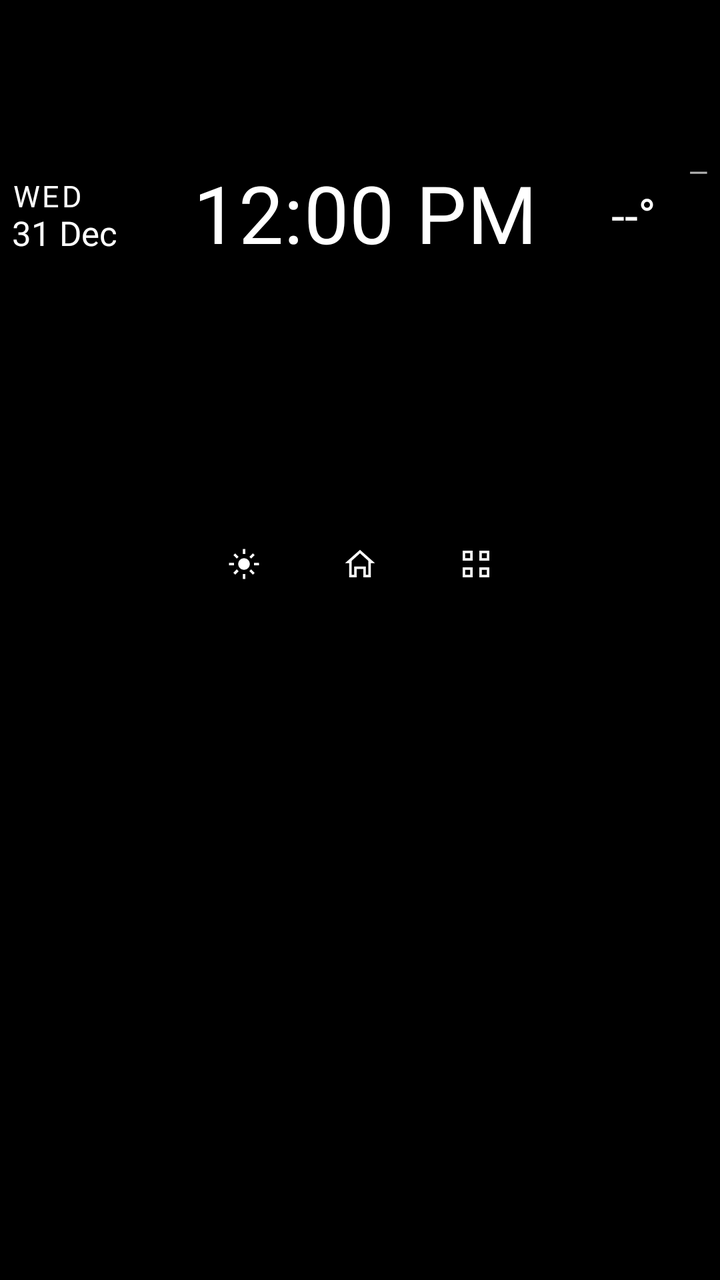
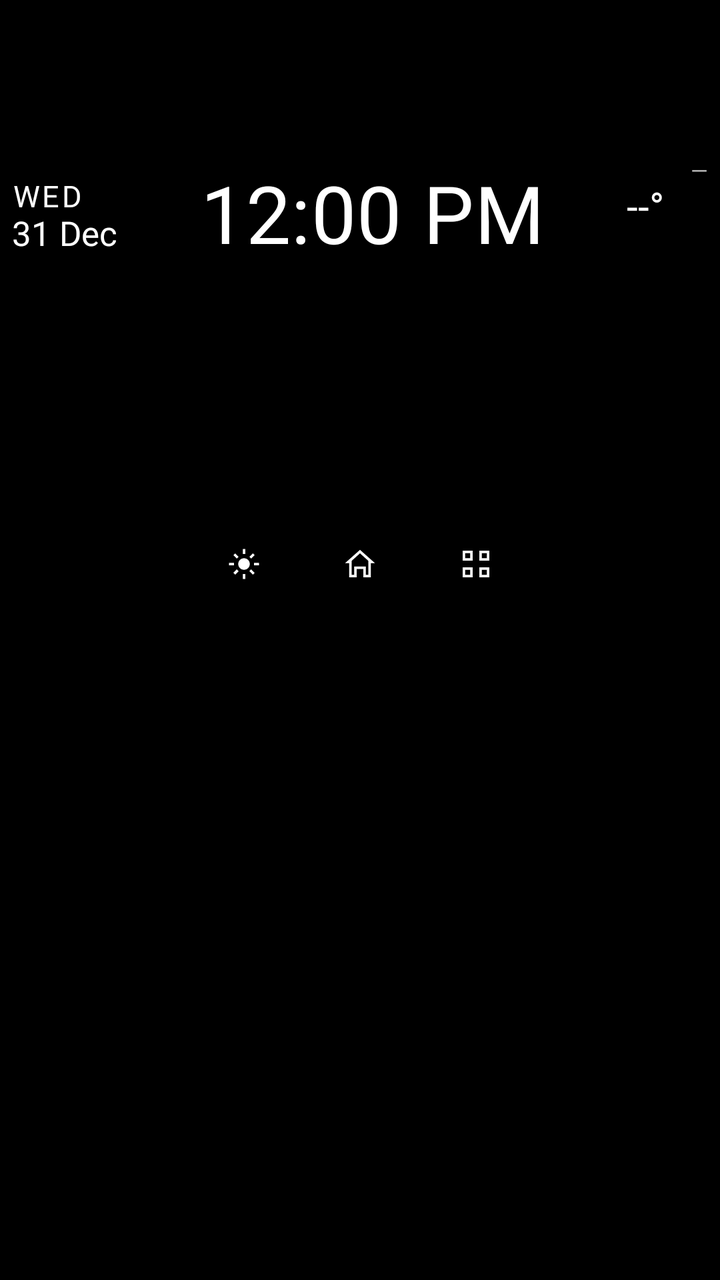

Compare the two renders of this Android layout. The source of the first and the diff that turns it into the second are given below.
<!-- AndroidManifest.xml: application theme Theme.Hud -->
<!-- res/layout/activity_main.xml -->
<?xml version="1.0" encoding="utf-8"?>
<FrameLayout xmlns:android="http://schemas.android.com/apk/res/android"
    xmlns:app="http://schemas.android.com/apk/res-auto"
    android:layout_width="match_parent"
    android:layout_height="match_parent"
    android:background="@color/hud_black"
    android:keepScreenOn="true">

    
    <androidx.constraintlayout.widget.ConstraintLayout
        android:id="@+id/band"
        android:layout_width="match_parent"
        android:layout_height="@dimen/band_height"
        android:layout_marginTop="@dimen/band_top"
        android:paddingStart="@dimen/band_side"
        android:paddingEnd="@dimen/band_side">

        
        <TextView android:id="@+id/date_day" style="@style/HudText.Display.DateDay"
            android:layout_width="wrap_content" android:layout_height="wrap_content"
            android:text="WED"
            app:layout_constraintStart_toStartOf="parent"
            app:layout_constraintTop_toTopOf="@id/clock"
            app:layout_constraintBottom_toTopOf="@id/date_num"
            app:layout_constraintVertical_chainStyle="packed" />
        <TextView android:id="@+id/date_num" style="@style/HudText.Display.DateNum"
            android:layout_width="wrap_content" android:layout_height="wrap_content"
            android:text="31 Dec"
            app:layout_constraintStart_toStartOf="parent"
            app:layout_constraintTop_toBottomOf="@id/date_day"
            app:layout_constraintBottom_toBottomOf="@id/clock" />

        
        <TextView android:id="@+id/clock" style="@style/HudText.Display.Clock"
            android:layout_width="wrap_content" android:layout_height="wrap_content"
            android:layout_marginTop="6dp"
            android:layout_marginStart="8dp"
            android:layout_marginEnd="8dp"
            android:gravity="center"
            android:text="12:00 PM"
            app:layout_constraintStart_toEndOf="@id/date_barrier"
            app:layout_constraintEnd_toStartOf="@id/wx_barrier"
            app:layout_constraintTop_toTopOf="parent" />

        
        <androidx.constraintlayout.widget.Barrier android:id="@+id/date_barrier"
            android:layout_width="wrap_content" android:layout_height="wrap_content"
            app:barrierDirection="end" app:constraint_referenced_ids="date_day,date_num" />
        <androidx.constraintlayout.widget.Barrier android:id="@+id/wx_barrier"
            android:layout_width="wrap_content" android:layout_height="wrap_content"
            app:barrierDirection="start" app:constraint_referenced_ids="wx_city,wx_temp,wx_condition,wx_feels" />

        
        <TextView android:id="@+id/wx_city" style="@style/HudText.Display.City"
            android:layout_width="wrap_content" android:layout_height="wrap_content"
            android:text="—"
            app:layout_constraintEnd_toEndOf="parent"
            app:layout_constraintTop_toTopOf="parent" />
        <ImageView android:id="@+id/wx_icon"
            android:layout_width="26dp" android:layout_height="26dp"
            android:layout_marginStart="6dp"
            android:contentDescription="@null"
            app:tint="@color/hud_white"
            app:layout_constraintEnd_toEndOf="parent"
            app:layout_constraintTop_toTopOf="@id/wx_temp"
            app:layout_constraintBottom_toBottomOf="@id/wx_temp" />
        <TextView android:id="@+id/wx_temp" style="@style/HudText.Display.Temp"
            android:layout_width="wrap_content" android:layout_height="wrap_content"
            android:text="@string/weather_loading"
            app:layout_constraintEnd_toStartOf="@id/wx_icon"
            app:layout_constraintTop_toBottomOf="@id/wx_city" />
        <TextView android:id="@+id/wx_condition" style="@style/HudText.Display.Condition"
            android:layout_width="wrap_content" android:layout_height="wrap_content"
            android:text=""
            app:layout_constraintEnd_toEndOf="parent"
            app:layout_constraintTop_toBottomOf="@id/wx_temp" />
        <TextView android:id="@+id/wx_feels" style="@style/HudText.Display.Feels"
            android:layout_width="wrap_content" android:layout_height="wrap_content"
            android:text=""
            app:layout_constraintEnd_toEndOf="parent"
            app:layout_constraintTop_toBottomOf="@id/wx_condition" />

        
        <LinearLayout android:id="@+id/agenda"
            android:layout_width="match_parent" android:layout_height="wrap_content"
            android:layout_marginTop="10dp"
            android:orientation="vertical"
            app:layout_constraintStart_toStartOf="parent"
            app:layout_constraintEnd_toEndOf="parent"
            app:layout_constraintTop_toBottomOf="@id/wx_feels" />

        
        <LinearLayout android:id="@+id/bar"
            android:layout_width="wrap_content" android:layout_height="wrap_content"
            android:orientation="horizontal"
            android:gravity="center"
            app:layout_constraintStart_toStartOf="parent"
            app:layout_constraintEnd_toEndOf="parent"
            app:layout_constraintBottom_toBottomOf="parent">
            <ImageButton android:id="@+id/btn_brightness" style="@style/BarButton"
                android:src="@drawable/ic_brightness" android:contentDescription="@string/btn_brightness" />
            <ImageButton android:id="@+id/btn_home" style="@style/BarButton"
                android:layout_marginStart="22dp" android:layout_marginEnd="22dp"
                android:src="@drawable/ic_home" android:contentDescription="@string/btn_home" />
            <ImageButton android:id="@+id/btn_apps" style="@style/BarButton"
                android:src="@drawable/ic_apps" android:contentDescription="@string/btn_apps" />
        </LinearLayout>

        
        <LinearLayout android:id="@+id/brightness_panel"
            android:layout_width="match_parent" android:layout_height="wrap_content"
            android:orientation="horizontal"
            android:gravity="center_vertical"
            android:paddingStart="12dp" android:paddingEnd="12dp"
            android:paddingTop="6dp" android:paddingBottom="6dp"
            android:background="@color/hud_black"
            android:visibility="gone"
            app:layout_constraintStart_toStartOf="parent"
            app:layout_constraintEnd_toEndOf="parent"
            app:layout_constraintBottom_toBottomOf="parent">
            <ImageView android:layout_width="18dp" android:layout_height="18dp"
                android:src="@drawable/ic_brightness" android:contentDescription="@null" app:tint="@color/hud_white" />
            <FrameLayout android:layout_width="0dp" android:layout_weight="1" android:layout_height="4dp"
                android:layout_marginStart="10dp" android:layout_marginEnd="10dp"
                android:background="@drawable/brightness_track">
                <View android:id="@+id/brightness_fill"
                    android:layout_width="0dp" android:layout_height="match_parent"
                    android:background="@drawable/brightness_fill" />
            </FrameLayout>
            <TextView android:id="@+id/brightness_value" style="@style/HudText.Event"
                android:layout_width="34dp" android:layout_height="wrap_content"
                android:gravity="end" android:text="50%" />
        </LinearLayout>
    </androidx.constraintlayout.widget.ConstraintLayout>
</FrameLayout>
<!-- resources referenced by this layout -->
<resources>
  <color name="hud_black">#000000</color>
  <color name="hud_white">#FFFFFF</color>
  <dimen name="band_height">218dp</dimen>
  <dimen name="band_side">6dp</dimen>
  <dimen name="band_top">79dp</dimen>
  <!-- drawable brightness_fill (drawable) -->
  <?xml version="1.0" encoding="utf-8"?>
  <shape xmlns:android="http://schemas.android.com/apk/res/android" android:shape="rectangle">
      <corners android:radius="2dp" />
      <solid android:color="#FFFFFF" />
  </shape>
  <!-- drawable brightness_track (drawable) -->
  <?xml version="1.0" encoding="utf-8"?>
  <shape xmlns:android="http://schemas.android.com/apk/res/android" android:shape="rectangle">
      <corners android:radius="2dp" />
      <solid android:color="#55FFFFFF" />
  </shape>
  <!-- drawable ic_apps (drawable) -->
  <?xml version="1.0" encoding="utf-8"?>
  <vector xmlns:android="http://schemas.android.com/apk/res/android" android:width="24dp" android:height="24dp" android:viewportWidth="24" android:viewportHeight="24">
  <path android:fillColor="#FFFFFF" android:pathData="M4,4h6v6H4zM14,4h6v6h-6zM4,14h6v6H4zM14,14h6v6h-6zM5.5,5.5v3h3v-3zM15.5,5.5v3h3v-3zM5.5,15.5v3h3v-3zM15.5,15.5v3h3v-3z"/>
  </vector>
  <!-- drawable ic_home (drawable) -->
  <?xml version="1.0" encoding="utf-8"?>
  <vector xmlns:android="http://schemas.android.com/apk/res/android" android:width="24dp" android:height="24dp" android:viewportWidth="24" android:viewportHeight="24">
  <path android:fillColor="#FFFFFF" android:pathData="M12,3.5l9,8h-2.5V20h-4.5v-5h-4v5H5.5v-8.5H3zM12,5.6L7,10.1V18.5h1.5v-5h7v5H17v-8.4z"/>
  </vector>
  <string name="btn_apps">Apps</string>
  <string name="btn_brightness">Brightness</string>
  <string name="btn_home">Home</string>
  <string name="weather_loading">--°</string>
  <style name="BarButton">
          <item name="android:layout_width">36dp</item>
          <item name="android:layout_height">30dp</item>
          <item name="android:padding">5dp</item>
          <item name="android:background">@drawable/bar_button_bg</item>
          <item name="android:scaleType">fitCenter</item>
          <item name="android:focusable">true</item>
          <item name="android:clickable">true</item>
      </style>
  <style name="HudText.Display.City">
          <item name="android:textSize">13sp</item>
          <item name="android:textColor">@color/hud_dim</item>
      </style>
  <style name="HudText.Display.Clock">
          <item name="android:fontFamily">@font/rajdhani_semibold</item>
          <item name="android:textSize">40sp</item>
          <item name="android:letterSpacing">0.01</item>
      </style>
  <style name="HudText.Display.Condition">
          <item name="android:textSize">11sp</item>
      </style>
  <style name="HudText.Display.DateDay">
          <item name="android:fontFamily">@font/rajdhani_semibold</item>
          <item name="android:textSize">15sp</item>
          <item name="android:letterSpacing">0.08</item>
      </style>
  <style name="HudText.Display.DateNum">
          <item name="android:textSize">17sp</item>
      </style>
  <style name="HudText.Display.Feels">
          <item name="android:textSize">11sp</item>
          <item name="android:textColor">@color/hud_dim</item>
      </style>
  <style name="HudText.Display.Temp">
          <item name="android:fontFamily">@font/rajdhani_semibold</item>
          <item name="android:textSize">24sp</item>
      </style>
  <style name="HudText.Event">
          <item name="android:fontFamily">sans-serif</item>
          <item name="android:textSize">12sp</item>
      </style>
  <color name="hud_dim">#B3FFFFFF</color>
  <!-- unchanged entries left out for length: 3 -->
</resources>

<!-- the commit's change to res/layout/activity_main.xml (unified diff, before → after) -->
@@ -57,8 +57,8 @@
             app:layout_constraintEnd_toEndOf="parent"
             app:layout_constraintTop_toTopOf="parent" />
         <ImageView android:id="@+id/wx_icon"
-            android:layout_width="26dp" android:layout_height="26dp"
-            android:layout_marginStart="6dp"
+            android:layout_width="22dp" android:layout_height="22dp"
+            android:layout_marginStart="5dp"
             android:contentDescription="@null"
             app:tint="@color/hud_white"
             app:layout_constraintEnd_toEndOf="parent"
<!-- resource entries referenced after the edit -->
@@ -41,7 +41,7 @@
           <item name="android:clickable">true</item>
       </style>
   <style name="HudText.Display.City">
-          <item name="android:textSize">13sp</item>
+          <item name="android:textSize">11sp</item>
           <item name="android:textColor">@color/hud_dim</item>
       </style>
   <style name="HudText.Display.Clock">
@@ -66,11 +66,11 @@
       </style>
   <style name="HudText.Display.Temp">
           <item name="android:fontFamily">@font/rajdhani_semibold</item>
-          <item name="android:textSize">24sp</item>
+          <item name="android:textSize">20sp</item>
       </style>
   <style name="HudText.Event">
           <item name="android:fontFamily">sans-serif</item>
-          <item name="android:textSize">12sp</item>
+          <item name="android:textSize">11sp</item>
       </style>
   <color name="hud_dim">#B3FFFFFF</color>
   <!-- unchanged entries left out for length: 3 -->
